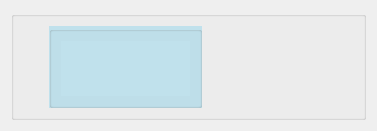
Old version of the form src/resources/interface/Receptor.ui in the repository Yosoyepa/MyUnApp.
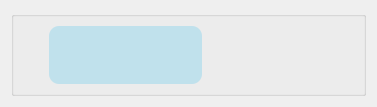
New version of the form. Icons and pictures are not drawn.

Commit message: Refinacion de interfaces

The edit to the form file:
```diff
--- a/src/resources/interface/Receptor.ui
+++ b/src/resources/interface/Receptor.ui
@@ -7,7 +7,7 @@
     <x>0</x>
     <y>0</y>
     <width>377</width>
-    <height>131</height>
+    <height>107</height>
    </rect>
   </property>
   <property name="windowTitle">
@@ -70,7 +70,8 @@
            </sizepolicy>
           </property>
           <property name="styleSheet">
-           <string notr="true">background-color: rgb(192, 225, 236);</string>
+           <string notr="true">background-color: rgb(192, 225, 236);
+border-radius: 10px</string>
           </property>
           <property name="title">
            <string/>
@@ -90,6 +91,9 @@
              <property name="text">
               <string/>
              </property>
+             <property name="alignment">
+              <set>Qt::AlignLeading|Qt::AlignLeft|Qt::AlignTop</set>
+             </property>
              <property name="wordWrap">
               <bool>true</bool>
              </property>
```
The commit also changes 2 other files.
